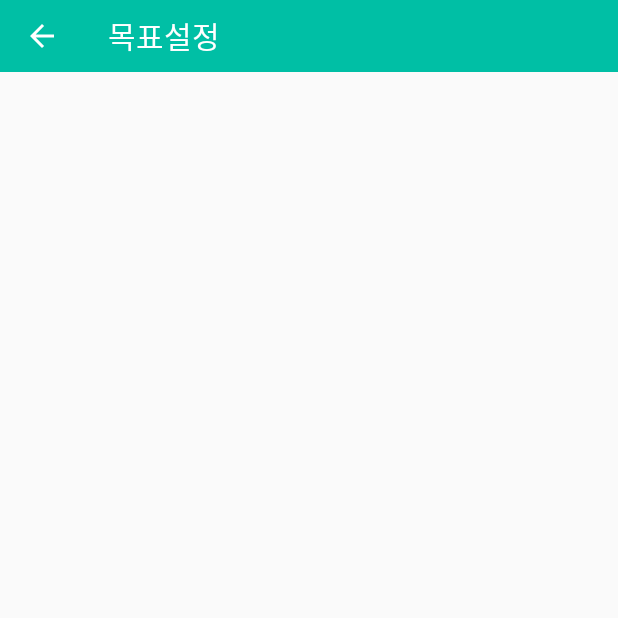
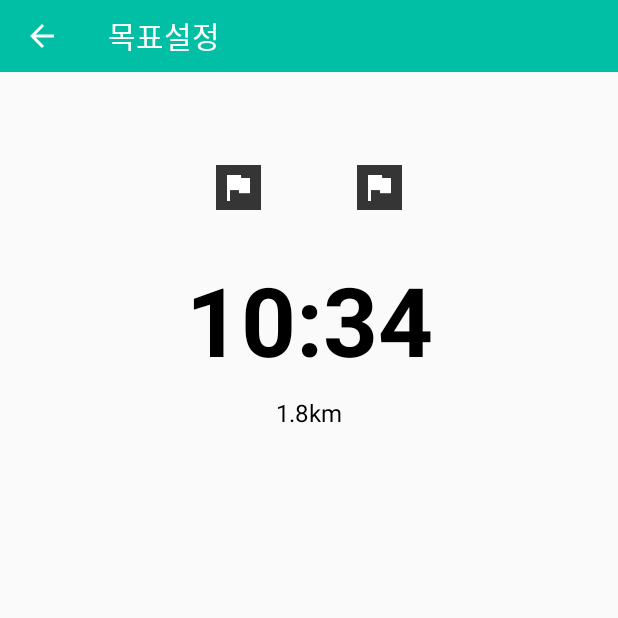
Before and after one commit to DDD-crookedThives/Android, an Android app: the SettingActivity screen opened directly, with no data from a screen before it, on a phone screen of 412 x 824 dp, the top half of it. Run offline under Robolectric (Android 15) with nearby library versions, the phone set to English and light mode, and no system bars; network calls fail.

Commit message:
목표설정 xml 완료

```diff
--- a/app/src/main/java/com/sloopy/project/ddd/lets/util/BottomDogsDialog.java
+++ b/app/src/main/java/com/sloopy/project/ddd/lets/util/BottomDogsDialog.java
@@ -1,11 +1,8 @@
 package com.sloopy.project.ddd.lets.util;
 
-import android.annotation.SuppressLint;
 import android.content.Context;
 import android.content.Intent;
 import android.content.SharedPreferences;
-import android.graphics.Color;
-import android.graphics.drawable.ColorDrawable;
 import android.os.Bundle;
 import android.support.annotation.NonNull;
 import android.support.annotation.Nullable;
@@ -20,15 +17,15 @@ import android.widget.ImageButton;
 import com.sloopy.project.ddd.lets.R;
 import com.sloopy.project.ddd.lets.adapter.WalkDogListAdapter;
 import com.sloopy.project.ddd.lets.data.DogData;
-import com.sloopy.project.ddd.lets.data.DogInfo;
 import com.sloopy.project.ddd.lets.data.DogResult;
 import com.sloopy.project.ddd.lets.data.source.remote.ApiClient;
 import com.sloopy.project.ddd.lets.data.source.remote.ApiService;
 import com.sloopy.project.ddd.lets.view.AddActivity;
 
+import java.lang.reflect.Array;
 import java.util.ArrayList;
+import java.util.Collection;
 import java.util.List;
-import java.util.Objects;
 
 import io.reactivex.android.schedulers.AndroidSchedulers;
 import io.reactivex.disposables.CompositeDisposable;
@@ -46,6 +43,7 @@ public class BottomDogsDialog extends BottomSheetDialogFragment {
 
     private ApiService mApiService;
     private CompositeDisposable mCompositeDisposable;
+    private List<DogData> dogdata;
 
     @Nullable
     @Override
@@ -54,6 +52,7 @@ public class BottomDogsDialog extends BottomSheetDialogFragment {
 
         mApiService = ApiClient.getClient().create(ApiService.class);
         mCompositeDisposable = new CompositeDisposable();
+        dogdata = new ArrayList<>();
 
         addBtn = view.findViewById(R.id.addBtn);
         addBtn.setOnClickListener(new View.OnClickListener() {
@@ -93,12 +92,10 @@ public class BottomDogsDialog extends BottomSheetDialogFragment {
 
                                 for (int i = 0; i < results.getData().size(); i++) {
                                     Log.d("강아지이름", results.getData().get(i).getName());
+                                    Log.d("강아지성별", results.getData().get(i).getGender());
+                                    Log.d("강아지생일", results.getData().get(i).getBirth());
 
-                                    /*
-                                    String dogName = results.getData().get(i).getName();
-                                    ArrayList<DogData> dogs = new ArrayList<>();
-                                    dogs.add(dogName);
-                                    */
+                                    getDogData();
                                 }
                             }
 
@@ -112,6 +109,8 @@ public class BottomDogsDialog extends BottomSheetDialogFragment {
 
     private void getDogData() {
 
+        //dogdata.addAll(dogs);
+        //Log.d("dogs", String.valueOf(dogs));
     }
 
     @Override
--- a/app/src/main/res/layout/activity_setting.xml
+++ b/app/src/main/res/layout/activity_setting.xml
@@ -26,6 +26,64 @@
 
     </android.support.v7.widget.Toolbar>
 
+    <LinearLayout
+        android:id="@+id/linearLayout"
+        android:layout_width="wrap_content"
+        android:layout_height="wrap_content"
+        android:layout_marginStart="8dp"
+        android:layout_marginTop="62dp"
+        android:layout_marginEnd="8dp"
+        android:orientation="horizontal"
+        app:layout_constraintEnd_toEndOf="parent"
+        app:layout_constraintStart_toStartOf="parent"
+        app:layout_constraintTop_toBottomOf="@+id/toolbar">
 
+        <ImageButton
+            android:id="@+id/timeButton"
+            android:layout_width="30dp"
+            android:layout_height="30dp"
+            android:background="#353535"
+            android:src="@drawable/goal_48_px" />
+
+        <ImageButton
+            android:id="@+id/distanceButton"
+            android:layout_width="30dp"
+            android:layout_height="30dp"
+            android:layout_marginStart="64dp"
+            android:background="#353535"
+            android:src="@drawable/goal_48_px" />
+
+    </LinearLayout>
+
+    <TextView
+        android:id="@+id/numberText"
+        android:layout_width="wrap_content"
+        android:layout_height="0dp"
+        android:layout_marginStart="8dp"
+        android:layout_marginTop="30dp"
+        android:layout_marginEnd="8dp"
+        android:text="10:34"
+        android:textColor="@color/colorSecondaryText"
+        android:textSize="64sp"
+        android:textStyle="bold"
+        app:layout_constraintEnd_toEndOf="parent"
+        app:layout_constraintStart_toStartOf="parent"
+        app:layout_constraintTop_toBottomOf="@+id/linearLayout" />
+
+    <TextView
+        android:id="@+id/typeText"
+        android:layout_width="wrap_content"
+        android:layout_height="0dp"
+        android:layout_marginStart="8dp"
+        android:layout_marginTop="8dp"
+        android:layout_marginEnd="8dp"
+        android:layout_marginBottom="8dp"
+        android:text="1.8km"
+        android:textColor="@color/colorSecondaryText"
+        android:textSize="16sp"
+        app:layout_constraintBottom_toBottomOf="parent"
+        app:layout_constraintEnd_toEndOf="parent"
+        app:layout_constraintStart_toStartOf="parent"
+        app:layout_constraintTop_toBottomOf="@+id/numberText" />
 
 </android.support.constraint.ConstraintLayout>
```
